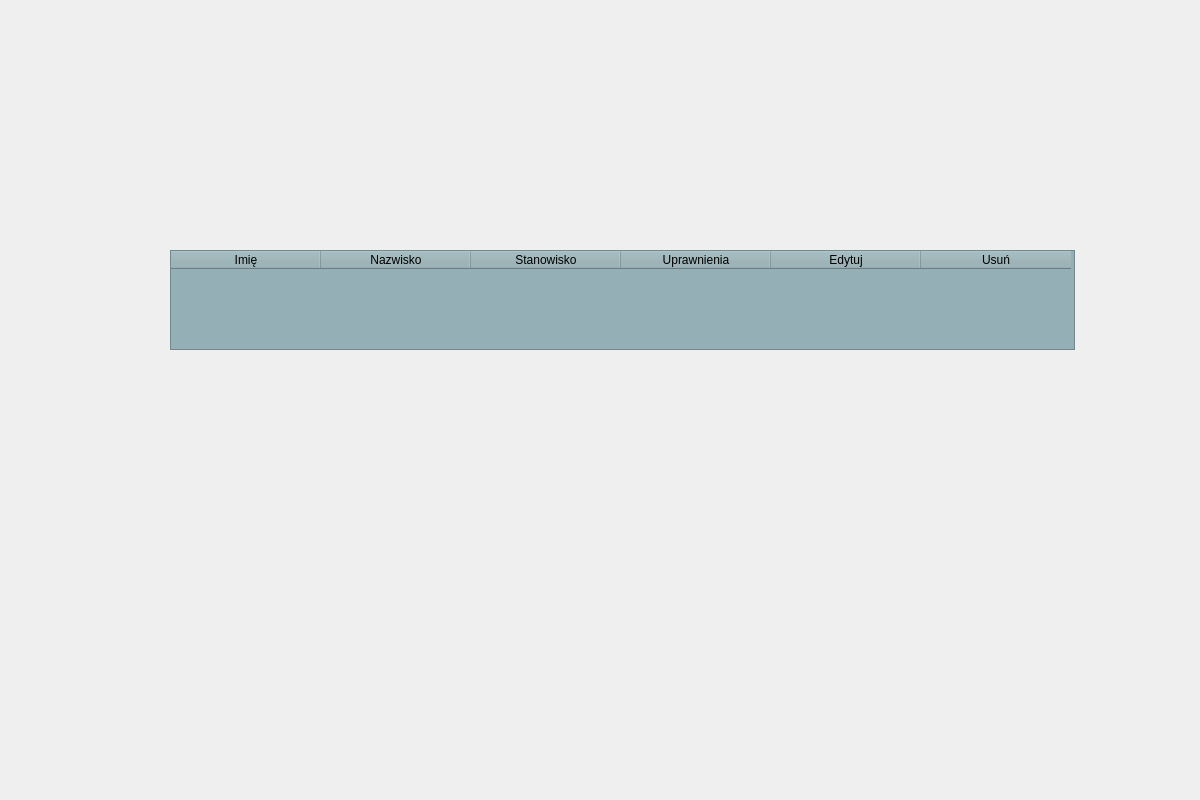
The window that ui/Account.ui (oreols/ProjektAOI) describes before a commit, drawn with Qt 5.
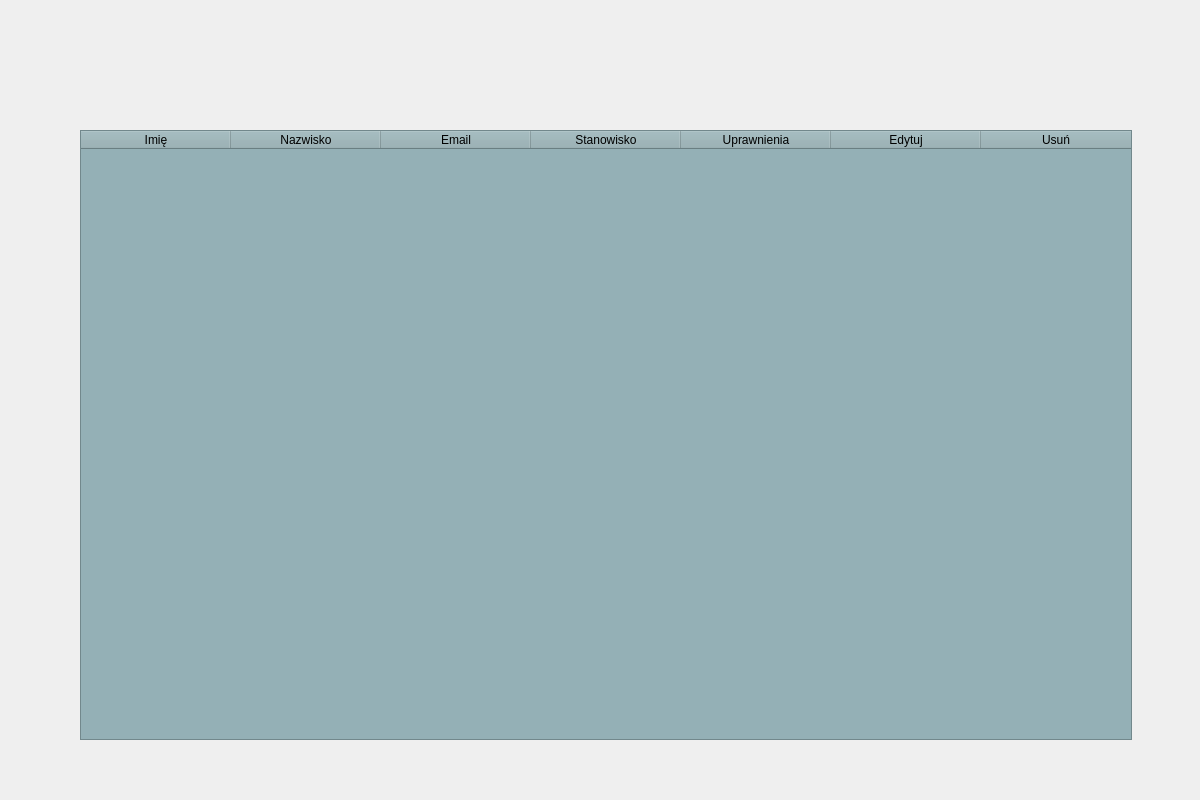
The same window after the commit.

Patch:
```diff
--- a/ui/Account.ui
+++ b/ui/Account.ui
@@ -49,16 +49,22 @@
    <widget class="QTableWidget" name="tableWidget">
     <property name="geometry">
      <rect>
-      <x>170</x>
-      <y>250</y>
-      <width>905</width>
-      <height>100</height>
+      <x>80</x>
+      <y>130</y>
+      <width>1052</width>
+      <height>610</height>
      </rect>
     </property>
     <property name="minimumSize">
      <size>
-      <width>905</width>
-      <height>100</height>
+      <width>1052</width>
+      <height>500</height>
+     </size>
+    </property>
+    <property name="maximumSize">
+     <size>
+      <width>1052</width>
+      <height>610</height>
      </size>
     </property>
     <property name="sizeIncrement">
@@ -93,6 +99,11 @@
       <string>Nazwisko</string>
      </property>
     </column>
+    <column>
+     <property name="text">
+      <string>Email</string>
+     </property>
+    </column>
     <column>
      <property name="text">
       <string>Stanowisko</string>
```
